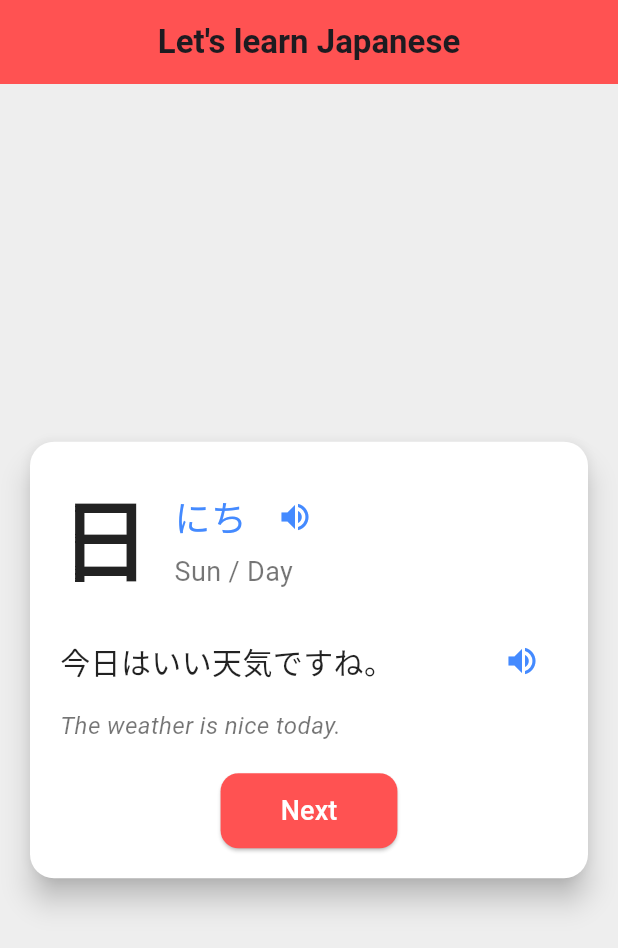
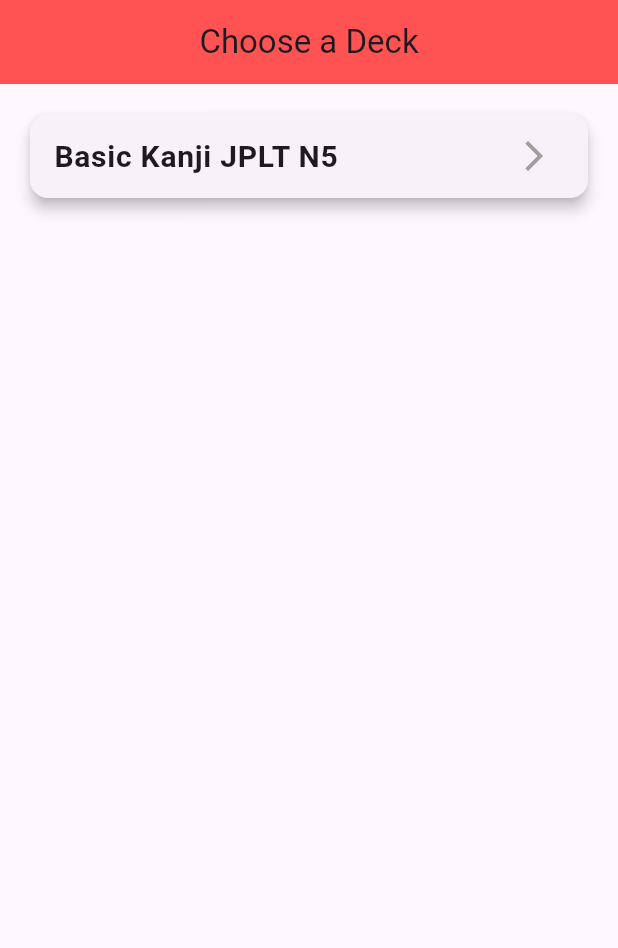
Before and after one commit to kostarev18/JapaneseApp, a Flutter app: the screen it shows after launch, on a phone screen of 412 x 824 dp. Shown: the top 948 px of the screen. Run offline on Flutter 3.47's test engine with Material 3 defaults, Android fonts, the phone set to English and light mode, and no system bars; our stand-ins replace flutter_tts.

Commit message:
Project restructure for better code readability and scalability of the project. Implementation of the new screen (deck selection) and enabling switch back and forth between different flashcards.

```diff
--- /dev/null
+++ b/lib/data/decks_data.dart
@@ -0,0 +1,79 @@
+import '../models/deck_model.dart';
+import '../models/flashcard_model.dart';
+
+final List<Deck> decks = [
+  Deck(
+    title: "Basic Kanji JPLT N5",
+    flashcards: [
+      Flashcard(kanji: "日",reading: "にち", meaning: "Sun / Day", example: "今日はいい天気ですね。", exampleTranslation: "The weather is nice today."),
+      Flashcard(kanji: "月",reading: "げつ", meaning: "Moon / Month", example: "来月、日本へ行きます。", exampleTranslation: "Next month, I will go to Japan."),
+      Flashcard(kanji: "火",reading: "か", meaning: "Fire", example: "火をつけないでください。", exampleTranslation: "Please don’t start a fire."),
+      Flashcard(kanji: "水",reading: "みず", meaning: "Water", example: "水を飲みたいです。", exampleTranslation: "I want to drink water."),
+      Flashcard(kanji: "木",reading: "き", meaning: "Tree / Wood", example: "公園には大きな木があります。", exampleTranslation: "There is a big tree in the park."),
+      Flashcard(kanji: "金",reading: "きん", meaning: "Gold / Money", example: "金曜日に映画を見ます。", exampleTranslation: "I will watch a movie on Friday."),
+      Flashcard(kanji: "土",reading: "ど", meaning: "Earth / Ground", example: "土曜日は友達と遊びます。", exampleTranslation: "I will hang out with my friends on Saturday."),
+      Flashcard(kanji: "山",reading: "やま", meaning: "Mountain", example: "富士山は日本で一番高い山です。", exampleTranslation: "Mount Fuji is the tallest mountain in Japan."),
+      Flashcard(kanji: "川",reading: "かわ", meaning: "River", example: "この川はとても長いです。", exampleTranslation: "This river is very long."),
+      Flashcard(kanji: "田",reading: "た", meaning: "Rice Field", example: "田んぼで米を作っています。", exampleTranslation: "They grow rice in the fields."),
+      Flashcard(kanji: "人",reading: "ひと", meaning: "Person", example: "あの人は先生です。", exampleTranslation: "That person is a teacher."),
+      Flashcard(kanji: "子",reading: "こ", meaning: "Child", example: "この子はかわいいですね。", exampleTranslation: "This child is cute, isn’t it?"),
+      Flashcard(kanji: "女",reading: "おんな", meaning: "Woman", example: "あの女の人は誰ですか？", exampleTranslation: "Who is that woman?"),
+      Flashcard(kanji: "男",reading: "おとこ", meaning: "Man", example: "彼は背が高い男です。", exampleTranslation: "He is a tall man."),
+      Flashcard(kanji: "母",reading: "はは", meaning: "Mother", example: "母は料理が上手です。", exampleTranslation: "My mother is good at cooking."),
+      Flashcard(kanji: "父",reading: "ちち", meaning: "Father", example: "父は毎朝新聞を読みます。", exampleTranslation: "My father reads the newspaper every morning."),
+      Flashcard(kanji: "友",reading: "とも", meaning: "Friend", example: "友達と公園で遊びました。", exampleTranslation: "I played with my friend in the park."),
+      Flashcard(kanji: "先",reading: "さき", meaning: "Before / Ahead", example: "先生は教室にいます。", exampleTranslation: "The teacher is in the classroom."),
+      Flashcard(kanji: "生",reading: "せい", meaning: "Life / Birth", example: "私は学生です。", exampleTranslation: "I am a student."),
+      Flashcard(kanji: "学",reading: "がく", meaning: "Study / Learning", example: "日本語を勉強しています。", exampleTranslation: "I am studying Japanese."),
+      Flashcard(kanji: "校",reading: "こう", meaning: "School", example: "学校は楽しいです。", exampleTranslation: "School is fun."),
+      Flashcard(kanji: "年",reading: "ねん", meaning: "Year", example: "今年は2025年です。", exampleTranslation: "This year is 2025."),
+      Flashcard(kanji: "時",reading: "じ", meaning: "Time / Hour", example: "今は何時ですか？", exampleTranslation: "What time is it now?"),
+      Flashcard(kanji: "一",reading: "いち", meaning: "One", example: "一つください。", exampleTranslation: "Please give me one."),
+      Flashcard(kanji: "二",reading: "に", meaning: "Two", example: "りんごを二つ買いました。", exampleTranslation: "I bought two apples."),
+      Flashcard(kanji: "三",reading: "さん", meaning: "Three", example: "三人で旅行します。", exampleTranslation: "We will travel with three people."),
+      Flashcard(kanji: "四",reading: "し", meaning: "Four", example: "四月に桜が咲きます。", exampleTranslation: "Cherry blossoms bloom in April."),
+      Flashcard(kanji: "五",reading: "ご", meaning: "Five", example: "五時に会いましょう。", exampleTranslation: "Let's meet at five o'clock."),
+      Flashcard(kanji: "六",reading: "ろく", meaning: "Six", example: "六つのボールがあります。", exampleTranslation: "There are six balls."),
+      Flashcard(kanji: "七",reading: "しち", meaning: "Seven", example: "七月は暑いです。", exampleTranslation: "July is hot."),
+      Flashcard(kanji: "八",reading: "はち", meaning: "Eight", example: "八人のグループです。", exampleTranslation: "It's a group of eight people."),
+      Flashcard(kanji: "九",reading: "きゅう", meaning: "Nine", example: "九時に学校へ行きます。", exampleTranslation: "I go to school at nine o’clock."),
+      Flashcard(kanji: "十",reading: "じゅう", meaning: "Ten", example: "りんごを十個買いました。", exampleTranslation: "I bought ten apples."),
+      Flashcard(kanji: "百",reading: "ひゃく", meaning: "Hundred", example: "この本は百円です。", exampleTranslation: "This book costs 100 yen."),
+      Flashcard(kanji: "千",reading: "せん", meaning: "Thousand", example: "千人がイベントに来ました。", exampleTranslation: "A thousand people came to the event."),
+      Flashcard(kanji: "万",reading: "まん", meaning: "Ten Thousand", example: "日本には一億二千万の人がいます。", exampleTranslation: "There are 120 million people in Japan."),
+      Flashcard(kanji: "円",reading: "えん", meaning: "Yen / Circle", example: "この時計は五千円です。", exampleTranslation: "This watch costs 5,000 yen."),
+      Flashcard(kanji: "今",reading: "いま", meaning: "Now", example: "今何をしていますか？", exampleTranslation: "What are you doing now?"),
+      Flashcard(kanji: "午",reading: "ご", meaning: "Noon", example: "午前9時に出発します。", exampleTranslation: "I will leave at 9 AM."),
+      Flashcard(kanji: "後",reading: "あと", meaning: "After / Behind", example: "授業の後でカフェに行きます。", exampleTranslation: "I will go to a café after class."),
+      Flashcard(kanji: "前",reading: "まえ", meaning: "Before / In Front", example: "駅の前で会いましょう。", exampleTranslation: "Let's meet in front of the station."),
+      Flashcard(kanji: "間",reading: "あいだ", meaning: "Between", example: "駅と学校の間に公園があります。", exampleTranslation: "There is a park between the station and the school."),
+      Flashcard(kanji: "東",reading: "ひがし", meaning: "East", example: "東京は日本の東にあります。", exampleTranslation: "Tokyo is in the east of Japan."),
+      Flashcard(kanji: "西",reading: "にし", meaning: "West", example: "西の空がきれいです。", exampleTranslation: "The western sky is beautiful."),
+      Flashcard(kanji: "南",reading: "みなみ", meaning: "South", example: "南の島へ旅行します。", exampleTranslation: "I will travel to a southern island."),
+      Flashcard(kanji: "北",reading: "きた", meaning: "North", example: "北海道は日本の北にあります。", exampleTranslation: "Hokkaido is in the north of Japan."),
+      Flashcard(kanji: "外",reading: "そと", meaning: "Outside", example: "外で遊びましょう。", exampleTranslation: "Let's play outside."),
+      Flashcard(kanji: "中",reading: "なか", meaning: "Inside", example: "部屋の中にいます。", exampleTranslation: "I am inside the room."),
+      Flashcard(kanji: "左",reading: "ひだり", meaning: "Left", example: "左に曲がってください。", exampleTranslation: "Please turn left."),
+      Flashcard(kanji: "右",reading: "みぎ", meaning: "Right", example: "右手で書きます。", exampleTranslation: "I write with my right hand."),
+      Flashcard(kanji: "名",reading: "な", meaning: "Name", example: "あなたの名前は何ですか？", exampleTranslation: "What is your name?"),
+      Flashcard(kanji: "白",reading: "しろ", meaning: "White", example: "白いシャツを着ています。", exampleTranslation: "I am wearing a white shirt."),
+      Flashcard(kanji: "黒",reading: "くろ", meaning: "Black", example: "黒い猫が好きです。", exampleTranslation: "I like black cats."),
+      Flashcard(kanji: "青",reading: "あお", meaning: "Blue", example: "青い空がきれいです。", exampleTranslation: "The blue sky is beautiful."),
+      Flashcard(kanji: "赤",reading: "あか", meaning: "Red", example: "赤い花を買いました。", exampleTranslation: "I bought red flowers."),
+      Flashcard(kanji: "行",reading: "いく", meaning: "To Go", example: "学校へ行きます。", exampleTranslation: "I am going to school."),
+      Flashcard(kanji: "来",reading: "くる", meaning: "To Come", example: "明日、友達が来ます。", exampleTranslation: "My friend is coming tomorrow."),
+      Flashcard(kanji: "食",reading: "たべる", meaning: "To Eat", example: "昼ごはんを食べました。", exampleTranslation: "I ate lunch."),
+      Flashcard(kanji: "飲",reading: "のむ", meaning: "To Drink", example: "水を飲みます。", exampleTranslation: "I drink water."),
+      Flashcard(kanji: "見",reading: "みる", meaning: "To See / Watch", example: "映画を見ます。", exampleTranslation: "I watch movies."),
+      Flashcard(kanji: "聞",reading: "きく", meaning: "To Listen", example: "音楽を聞きます。", exampleTranslation: "I listen to music."),
+      Flashcard(kanji: "言",reading: "いう", meaning: "To Say", example: "先生が「静かにしてください」と言いました。", exampleTranslation: "The teacher said, 'Please be quiet.'"),
+      Flashcard(kanji: "買",reading: "かう", meaning: "To Buy", example: "本を買いました。", exampleTranslation: "I bought a book."),
+      Flashcard(kanji: "書",reading: "かく", meaning: "To Write", example: "手紙を書きます。", exampleTranslation: "I will write a letter."),
+      Flashcard(kanji: "読",reading: "よむ", meaning: "To Read", example: "新聞を読みます。", exampleTranslation: "I read the newspaper."),
+      Flashcard(kanji: "会",reading: "あう", meaning: "To Meet", example: "友達に会いました。", exampleTranslation: "I met a friend."),
+      Flashcard(kanji: "話",reading: "はなす", meaning: "To Speak", example: "日本語で話しましょう。", exampleTranslation: "Let's speak in Japanese."),
+      Flashcard(kanji: "出",reading: "でる", meaning: "To Leave / Exit", example: "家を出ました。", exampleTranslation: "I left the house."),
+      Flashcard(kanji: "入",reading: "はいる", meaning: "To Enter", example: "部屋に入りました。", exampleTranslation: "I entered the room."),
+    ],
+  )
+];
--- a/lib/main.dart
+++ b/lib/main.dart
@@ -1,33 +1,4 @@
-import 'package:flutter/material.dart';
-import 'package:flutter_tts/flutter_tts.dart';
-
-void main() {
-  runApp(MyApp());
-}
-
-class MyApp extends StatelessWidget {
-  @override
-  Widget build(BuildContext context) {
-    return MaterialApp(
-      debugShowCheckedModeBanner: false,
-      home: FlashcardScreen(),
-      theme: ThemeData(
-        brightness: Brightness.light,
-        primaryColor: Colors.redAccent,
-      ),
-    );
-  }
-}
-
-class FlashcardScreen extends StatefulWidget {
-  @override
-  _FlashcardScreenState createState() => _FlashcardScreenState();
-}
-
-class _FlashcardScreenState extends State<FlashcardScreen> {
-
-  final FlutterTts flutterTts = FlutterTts();
-
+/*
   final List<Map<String, String>> flashcards = [
   {"kanji": "日", "reading": "にち", "meaning": "Sun / Day", "example": "今日はいい天気ですね。", "example_translation": "The weather is nice today."},
   {"kanji": "月", "reading": "げつ", "meaning": "Moon / Month", "example": "来月、日本へ行きます。", "example_translation": "Next month, I will go to Japan."},
@@ -99,125 +70,24 @@
   {"kanji": "出", "reading": "でる", "meaning": "To Leave / Exit", "example": "家を出ました。", "example_translation": "I left the house."},
   {"kanji": "入", "reading": "はいる", "meaning": "To Enter", "example": "部屋に入りました。", "example_translation": "I entered the room."}
 ];
+*/
 
+import 'package:flutter/material.dart';
+import 'screens/deck_selection_screen.dart';
 
-  int currentIndex = 0;
+void main() {
+  runApp(MyApp());
+}
 
-  void showNextFlashcard() {
-    setState(() {
-      currentIndex = (currentIndex + 1) % flashcards.length;
-    });
-  }
-
-
-  Future<void> speak(String text) async {
-    await flutterTts.setLanguage("ja-JP");
-    await flutterTts.setPitch(1.0);
-    await flutterTts.setSpeechRate(0.5);
-    await flutterTts.speak(text);
-  }
-
+class MyApp extends StatelessWidget {
   @override
   Widget build(BuildContext context) {
-    final flashcard = flashcards[currentIndex];
-
-    return Scaffold(
-      backgroundColor: Colors.grey[200],
-      appBar: AppBar(
-        title: Text("Let's learn Japanese", style: TextStyle(fontWeight: FontWeight.bold)),
-        centerTitle: true,
-        backgroundColor: Colors.redAccent,
-      ),
-      body: Center(
-        child: Padding(
-          padding: const EdgeInsets.all(16.0),
-          child: AnimatedSwitcher(
-            duration: Duration(milliseconds: 700),
-            transitionBuilder: (child, animation) {
-              return FadeTransition(opacity: animation, child: child);
-            },
-            child: Card(
-              key: ValueKey<int>(currentIndex),
-              shape: RoundedRectangleBorder(borderRadius: BorderRadius.circular(16)),
-              elevation: 8,
-              color: Colors.white,
-              child: Padding(
-                padding: const EdgeInsets.all(20.0),
-                child: Column(
-                  mainAxisSize: MainAxisSize.min,
-                  crossAxisAlignment: CrossAxisAlignment.start,
-                  children: [
-                    Row(
-                      crossAxisAlignment: CrossAxisAlignment.center,
-                      children: [
-                        Text(
-                          flashcard["kanji"]!,
-                          style: TextStyle(fontSize: 60, fontWeight: FontWeight.bold, color: Colors.black87),
-                        ),
-                        SizedBox(width: 16),
-                        Column(
-                          crossAxisAlignment: CrossAxisAlignment.start,
-                          children: [
-                            Row(
-                              children: [
-                                Text(
-                                  flashcard["reading"]!,
-                                  style: TextStyle(fontSize: 24, fontWeight: FontWeight.w500, color: Colors.blueAccent),
-                                ),
-                                SizedBox(width: 8),
-                                IconButton(
-                                  icon: Icon(Icons.volume_up, color: Colors.blueAccent),
-                                  onPressed: () => speak(flashcard["reading"]!),
-                                ),
-                              ],
-                            ),
-                            Text(
-                              flashcard["meaning"]!,
-                              style: TextStyle(fontSize: 18, color: Colors.black54),
-                            ),
-                          ],
-                        ),
-                      ],
-                    ),
-                    SizedBox(height: 16),
-                    Row(
-                      crossAxisAlignment: CrossAxisAlignment.center,
-                      children: [
-                        Expanded(
-                          child: Text(
-                            flashcard["example"]!,
-                            style: TextStyle(fontSize: 20, fontWeight: FontWeight.w500, color: Colors.black87),
-                          ),
-                        ),
-                        IconButton(
-                          icon: Icon(Icons.volume_up, color: Colors.blueAccent),
-                          onPressed: () => speak(flashcard["example"]!),
-                        ),
-                      ],
-                    ),
-                    SizedBox(height: 8),
-                    Text(
-                      flashcard["example_translation"]!,
-                      style: TextStyle(fontSize: 16, fontStyle: FontStyle.italic, color: Colors.black54),
-                    ),
-                    SizedBox(height: 20),
-                    Center(
-                      child: ElevatedButton(
-                        onPressed: showNextFlashcard,
-                        style: ElevatedButton.styleFrom(
-                          backgroundColor: Colors.redAccent,
-                          padding: EdgeInsets.symmetric(horizontal: 40, vertical: 12),
-                          shape: RoundedRectangleBorder(borderRadius: BorderRadius.circular(12)),
-                        ),
-                        child: Text("Next", style: TextStyle(fontSize: 18, color: Colors.white)),
-                      ),
-                    ),
-                  ],
-                ),
-              ),
-            ),
-          ),
-        ),
+    return MaterialApp(
+      debugShowCheckedModeBanner: false,
+      home: DeckSelectionScreen(),
+      theme: ThemeData(
+        brightness: Brightness.light,
+        primaryColor: Colors.redAccent,
       ),
     );
   }
--- /dev/null
+++ b/lib/models/deck_model.dart
@@ -0,0 +1,8 @@
+import 'flashcard_model.dart';
+
+class Deck {
+  final String title;
+  final List<Flashcard> flashcards;
+
+  Deck({required this.title, required this.flashcards});
+}
--- /dev/null
+++ b/lib/models/flashcard_model.dart
@@ -0,0 +1,25 @@
+class Flashcard {
+  final String kanji;
+  final String reading;
+  final String meaning;
+  final String example;
+  final String exampleTranslation;
+
+  Flashcard({
+    required this.kanji,
+    required this.reading,
+    required this.meaning,
+    required this.example,
+    required this.exampleTranslation,
+  });
+
+  factory Flashcard.fromMap(Map<String, String> map) {
+    return Flashcard(
+      kanji: map["kanji"]!,
+      reading: map["reading"]!,
+      meaning: map["meaning"]!,
+      example: map["example"]!,
+      exampleTranslation: map["example_translation"]!,
+    );
+  }
+}
--- /dev/null
+++ b/lib/screens/deck_selection_screen.dart
@@ -0,0 +1,41 @@
+import 'package:flutter/material.dart';
+import '../data/decks_data.dart';
+import 'flashcard_screen.dart';
+
+class DeckSelectionScreen extends StatelessWidget {
+  @override
+  Widget build(BuildContext context) {
+    return Scaffold(
+      appBar: AppBar(
+        title: Text("Choose a Deck"),
+        backgroundColor: Colors.redAccent,
+        centerTitle: true,
+      ),
+      body: ListView.builder(
+        padding: EdgeInsets.all(16),
+        itemCount: decks.length,
+        itemBuilder: (context, index) {
+          return Card(
+            shape: RoundedRectangleBorder(borderRadius: BorderRadius.circular(12)),
+            elevation: 4,
+            child: ListTile(
+              title: Text(
+                decks[index].title,
+                style: TextStyle(fontSize: 20, fontWeight: FontWeight.bold),
+              ),
+              trailing: Icon(Icons.arrow_forward_ios, color: Colors.grey),
+              onTap: () {
+                Navigator.push(
+                  context,
+                  MaterialPageRoute(
+                    builder: (context) => FlashcardScreen(deck: decks[index]),
+                  ),
+                );
+              },
+            ),
+          );
+        },
+      ),
+    );
+  }
+}
--- /dev/null
+++ b/lib/screens/flashcard_screen.dart
@@ -0,0 +1,50 @@
+import 'package:flutter/material.dart';
+import '../models/deck_model.dart';
+import '../widgets/flashcard_widget.dart';
+
+class FlashcardScreen extends StatefulWidget {
+  final Deck deck;
+
+  FlashcardScreen({required this.deck});
+
+  @override
+  _FlashcardScreenState createState() => _FlashcardScreenState();
+}
+
+class _FlashcardScreenState extends State<FlashcardScreen> {
+  int currentIndex = 0;
+
+  void showNextFlashcard() {
+    setState(() {
+      currentIndex = (currentIndex + 1) % widget.deck.flashcards.length;
+    });
+  }
+
+  void showPreviousFlashcard() {
+    setState(() {
+      currentIndex = (currentIndex - 1) < 0 ? widget.deck.flashcards.length - 1 : currentIndex - 1;
+    });
+  }
+
+  @override
+  Widget build(BuildContext context) {
+    return Scaffold(
+      backgroundColor: Colors.grey[200],
+      appBar: AppBar(
+        title: Text(widget.deck.title),
+        centerTitle: true,
+        backgroundColor: Colors.redAccent,
+      ),
+      body: Center(
+        child: Padding(
+          padding: const EdgeInsets.all(16.0),
+          child: FlashcardWidget(
+            flashcard: widget.deck.flashcards[currentIndex],
+            onNext: showNextFlashcard,
+            onPrevious: showPreviousFlashcard,
+          ),
+        ),
+      ),
+    );
+  }
+}
```
Also changed, not shown: lib/services/tts_service.dart (added, +12 -0 lines), lib/widgets/flashcard_widget.dart (added, +89 -0 lines), lib/widgets/tts_button.dart (added, +17 -0 lines).
